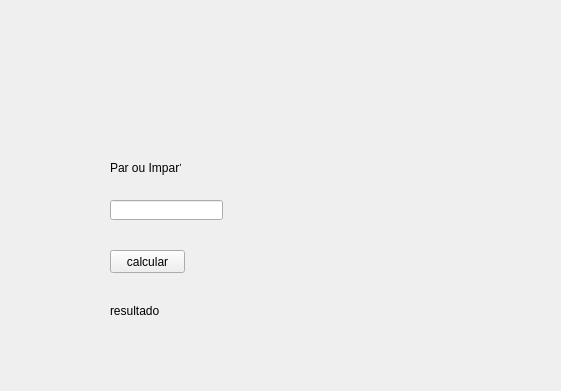
Qt form ex02/ex2.ui (PeterLucky731/Qt) before a commit; both pictures show x 150 to 711 and y 0 to 391 of the 800 by 600 pixel window.
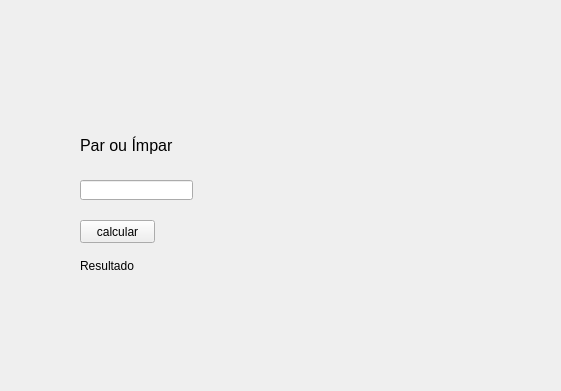
The same form after that commit.

Diff of the .ui file:
```diff
--- a/ex02/ex2.ui
+++ b/ex02/ex2.ui
@@ -17,8 +17,8 @@
    <widget class="QLineEdit" name="num">
     <property name="geometry">
      <rect>
-      <x>260</x>
-      <y>200</y>
+      <x>230</x>
+      <y>180</y>
       <width>113</width>
       <height>20</height>
      </rect>
@@ -27,34 +27,26 @@
    <widget class="QLabel" name="label_3">
     <property name="geometry">
      <rect>
-      <x>260</x>
-      <y>160</y>
-      <width>71</width>
-      <height>16</height>
+      <x>230</x>
+      <y>130</y>
+      <width>391</width>
+      <height>31</height>
      </rect>
     </property>
-    <property name="text">
-     <string>Par ou Impar?</string>
+    <property name="font">
+     <font>
+      <pointsize>12</pointsize>
+     </font>
     </property>
-   </widget>
-   <widget class="QLabel" name="result">
-    <property name="geometry">
-     <rect>
-      <x>260</x>
-      <y>290</y>
-      <width>371</width>
-      <height>41</height>
-     </rect>
-    </property>
     <property name="text">
-     <string>resultado</string>
+     <string>Par ou Ímpar</string>
     </property>
    </widget>
    <widget class="QPushButton" name="btn">
     <property name="geometry">
      <rect>
-      <x>260</x>
-      <y>250</y>
+      <x>230</x>
+      <y>220</y>
       <width>75</width>
       <height>23</height>
      </rect>
@@ -63,6 +55,19 @@
      <string>calcular</string>
     </property>
    </widget>
+   <widget class="QLabel" name="result">
+    <property name="geometry">
+     <rect>
+      <x>230</x>
+      <y>250</y>
+      <width>391</width>
+      <height>31</height>
+     </rect>
+    </property>
+    <property name="text">
+     <string>Resultado</string>
+    </property>
+   </widget>
   </widget>
   <widget class="QMenuBar" name="menubar">
    <property name="geometry">
```
Left out of the diff: 2 changed lines with no effect on the pictures.
